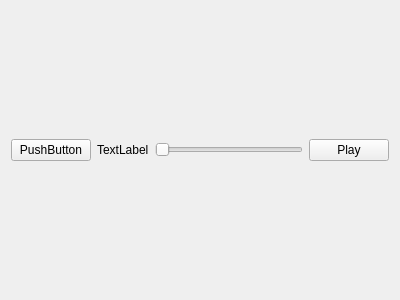
Old version of the form ViewLayer/SongPlayerUi.ui in the repository UCSolarCarTeam/Epsilon-Onboard-Media-Control.
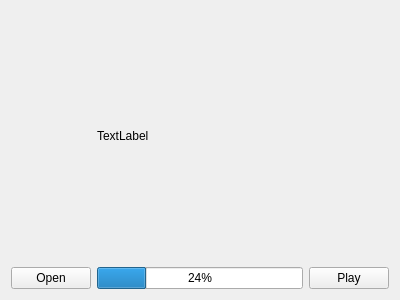
New version of the form.

Commit message: Created progress bar that updates as song plays. Changed button that opens song directory to say Open instead of PushButton

Patch:
```diff
--- a/ViewLayer/SongPlayerUi.ui
+++ b/ViewLayer/SongPlayerUi.ui
@@ -13,35 +13,35 @@
   <property name="windowTitle">
    <string>Form</string>
   </property>
-  <layout class="QHBoxLayout" name="horizontalLayout">
-   <item>
+  <layout class="QGridLayout" name="gridLayout">
+   <item row="1" column="1">
     <widget class="QPushButton" name="OpenButton">
      <property name="text">
-      <string>PushButton</string>
+      <string>Open</string>
      </property>
     </widget>
    </item>
-   <item>
-    <widget class="QLabel" name="infoLabel">
-     <property name="text">
-      <string>TextLabel</string>
-     </property>
-    </widget>
-   </item>
-   <item>
-    <widget class="QSlider" name="PositionSlider">
-     <property name="orientation">
-      <enum>Qt::Horizontal</enum>
-     </property>
-    </widget>
-   </item>
-   <item>
+   <item row="1" column="3">
     <widget class="QPushButton" name="PlayButton">
      <property name="text">
       <string>Play</string>
      </property>
     </widget>
    </item>
+   <item row="0" column="2">
+    <widget class="QLabel" name="infoLabel">
+     <property name="text">
+      <string>TextLabel</string>
+     </property>
+    </widget>
+   </item>
+   <item row="1" column="2">
+    <widget class="QProgressBar" name="progressBar">
+     <property name="value">
+      <number>24</number>
+     </property>
+    </widget>
+   </item>
   </layout>
  </widget>
  <resources/>
```
The commit also changes 8 other files.
